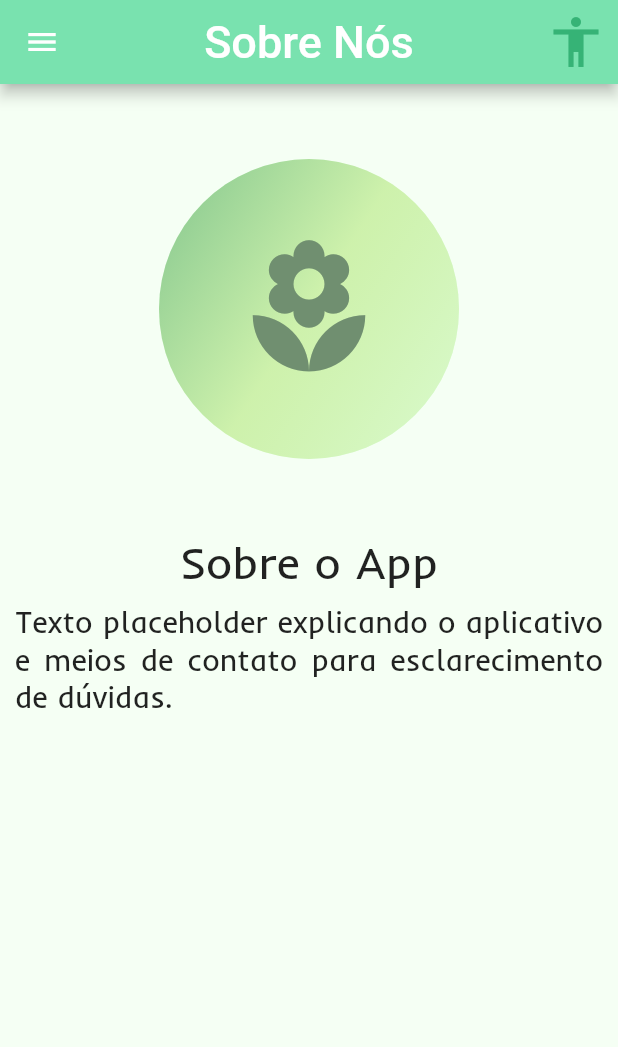
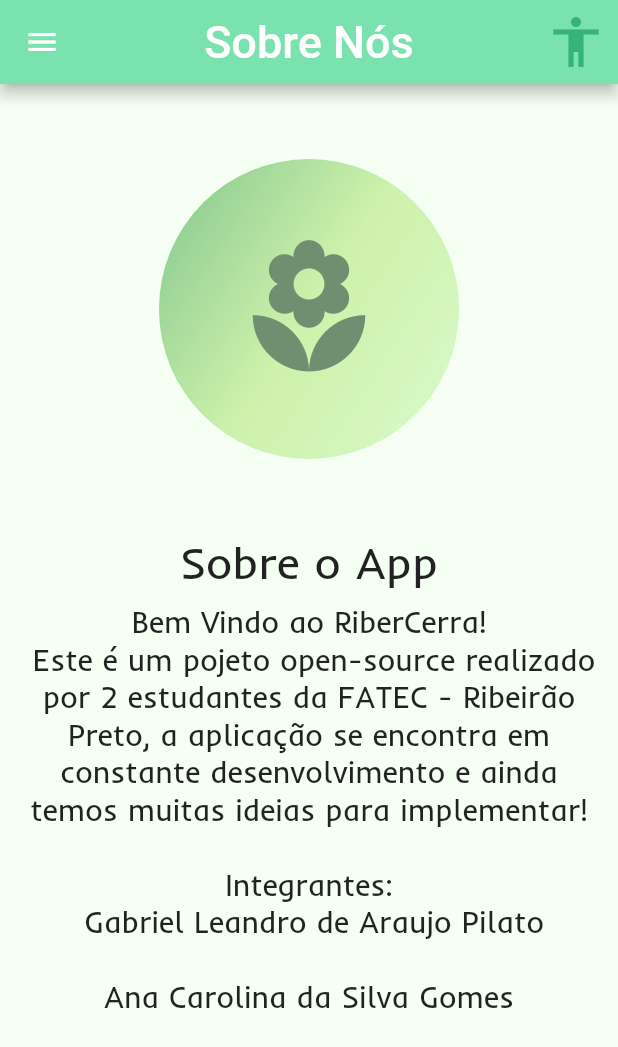
Before and after one commit to GabrielPilato/RiberCerra, a Flutter app: the TelaSobreView screen opened by its route, on a phone screen of 412 x 824 dp. Shown: the top 1047 px of the screen. Run offline on Flutter 3.47's test engine with Material 2 defaults, Android fonts, the phone set to English and light mode, and no system bars; our stand-ins replace cloud_firestore, device_preview, easy_splash_screen, firebase_auth, firebase_core, firebase_storage and 4 more; accounts and stored records are empty.

Commit message:
Atualizando tela de sobre

```diff
--- a/lib/model/drawer.dart
+++ b/lib/model/drawer.dart
@@ -155,6 +155,8 @@
                   context as BuildContext,
                   MaterialPageRoute(builder: (context) => TelaPrincipal()),
                   (Route<dynamic> route) => false);
+              ScaffoldMessenger.of(context).showSnackBar(const SnackBar(
+                  content: Text('Logout realizado com sucesso!')));
             },
           ),
         ],
--- a/lib/view/tela_sobre.dart
+++ b/lib/view/tela_sobre.dart
@@ -85,8 +85,8 @@
           Container(
               margin: EdgeInsets.fromLTRB(10, 8, 10, 8),
               child: Text(
-                'Texto placeholder explicando o aplicativo e meios de contato para esclarecimento de dúvidas.',
-                textAlign: TextAlign.justify,
+                'Bem Vindo ao RiberCerra!\n Este é um pojeto open-source realizado por 2 estudantes da FATEC - Ribeirão Preto, a aplicação se encontra em constante desenvolvimento e ainda temos muitas ideias para implementar!\n\nIntegrantes: \n Gabriel Leandro de Araujo Pilato\n\nAna Carolina da Silva Gomes',
+                textAlign: TextAlign.center,
                 style: TextStyle(
                   fontSize: 20,
                   fontFamily: 'Inder',
```
